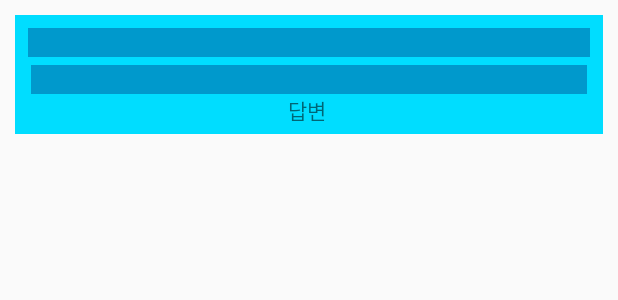
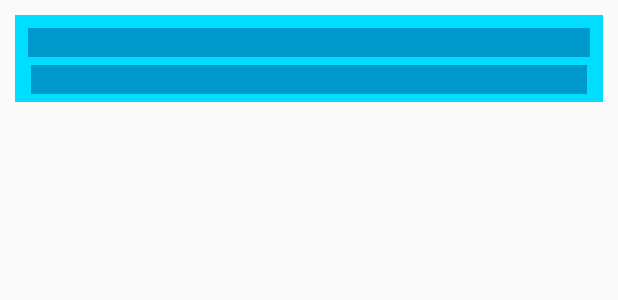
Before and after one commit to sts06017/ShuttleLocationProject, an Android app: the layout post_card.xml on its own in the app's theme, with its tools: preview values and no code run, on a phone screen of 412 x 824 dp. Shown: the top 300 px of the screen. Run offline under Robolectric (Android 15) with nearby library versions, the phone set to English and light mode, and no system bars.

```diff
--- a/app/src/main/java/kr/rabbito/shuttlelocationproject/CommunityActivity.kt
+++ b/app/src/main/java/kr/rabbito/shuttlelocationproject/CommunityActivity.kt
@@ -1,5 +1,6 @@
 package kr.rabbito.shuttlelocationproject
 
+import android.content.Intent
 import android.os.Bundle
 import android.util.Log
 import androidx.appcompat.app.AppCompatActivity
@@ -35,7 +36,10 @@ class CommunityActivity : AppCompatActivity() {
         binding.communityRvList.adapter = PostAdapter(this, postList)
         Log.d(TAG,"CommunityActivity Adatper called()")
 
-
+        binding.communityBtnPost.setOnClickListener {
+            val intent = Intent(this, PostActivity::class.java)
+            startActivity(intent)
+        }
         //Firebase 변화 감지
         FirebaseDatabase.getInstance().getReference("Community/Post")
             .orderByChild("postDate").addChildEventListener(object : ChildEventListener {
--- a/app/src/main/res/layout/activity_post.xml
+++ b/app/src/main/res/layout/activity_post.xml
@@ -10,6 +10,7 @@
         android:id="@+id/post_et_title"
         android:layout_width="match_parent"
         android:layout_height="wrap_content"
+        android:hint="제목을 입력하세요 "
         app:layout_constraintTop_toTopOf="parent"
         app:layout_constraintStart_toStartOf="parent"
         app:layout_constraintEnd_toEndOf="parent"
@@ -17,6 +18,7 @@
 
     <EditText
         android:id="@+id/post_et_content"
+        android:hint="내용을 입력하세요 "
         android:layout_width="match_parent"
         android:layout_height="wrap_content"
         app:layout_constraintTop_toBottomOf="@id/post_et_title"
@@ -33,6 +35,7 @@
 
     <EditText
         android:id="@+id/post_et_password"
+        android:hint="비밀번호를 입력하세요 "
         android:layout_width="match_parent"
         android:layout_height="wrap_content"
         android:ems="10"
--- a/app/src/main/res/layout/activity_post_detail.xml
+++ b/app/src/main/res/layout/activity_post_detail.xml
@@ -68,7 +68,7 @@
         android:layout_width="match_parent"
         android:layout_height="wrap_content"
         android:inputType="textPersonName"
-        android:text="댓글을 입력하세요 "
+        android:hint="댓글을 입력하세요 "
         app:layout_constraintBottom_toTopOf="@id/postdetail_btn_comment"
         app:layout_constraintLeft_toLeftOf="parent"
         />
--- a/app/src/main/res/layout/post_card.xml
+++ b/app/src/main/res/layout/post_card.xml
@@ -25,13 +25,4 @@
         android:background="@android:color/holo_blue_dark"
         android:layout_margin="5dp"/>
 
-    <TextView
-        android:id="@+id/post_tv_commentcount"
-        android:layout_width="wrap_content"
-        android:layout_height="wrap_content"
-        app:layout_constraintEnd_toEndOf="parent"
-        app:layout_constraintStart_toStartOf="parent"
-        android:text="답변 "
-        app:layout_constraintTop_toBottomOf="@id/post_tv_content" />
-
 </androidx.constraintlayout.widget.ConstraintLayout>
```
Also changed, not shown: app/src/main/java/kr/rabbito/shuttlelocationproject/MainActivity.kt (+5 -4 lines), app/src/main/java/kr/rabbito/shuttlelocationproject/PostDetailActivity.kt (+19 -20 lines), app/src/main/java/kr/rabbito/shuttlelocationproject/adapter/PostAdapter.kt (+18 -17 lines), app/src/main/res/layout/activity_main.xml (+8 -7 lines).
